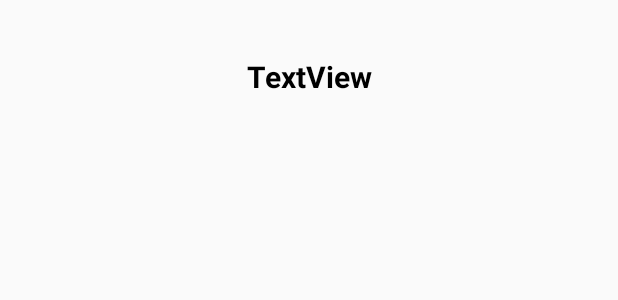
After one commit to Daniel-Pascasio2/Practica2-Ev2, an Android app: the layout activity_actividad4.xml on its own in the app's theme, with its tools: preview values and no code run, on a phone screen of 412 x 824 dp. The commit adds this screen. Shown: the top 300 px of the screen. Run offline under Robolectric (Android 15) with nearby library versions, the phone set to English and light mode, and no system bars.

Commit message:
Llegamos hasta la actividad5

```diff
--- a/app/src/main/AndroidManifest.xml
+++ b/app/src/main/AndroidManifest.xml
@@ -9,7 +9,8 @@
         android:roundIcon="@mipmap/ic_launcher_round"
         android:supportsRtl="true"
         android:theme="@style/AppTheme">
-        <activity android:name=".ActivityPoblacion"></activity>
+        <activity android:name=".Actividad4"></activity>
+        <activity android:name=".ActivityPoblacion" />
         <activity android:name=".Actividad3" />
         <activity android:name=".Actividad2" />
         <activity android:name=".MainActivity">
--- /dev/null
+++ b/app/src/main/res/layout/activity_actividad4.xml
@@ -0,0 +1,24 @@
+<?xml version="1.0" encoding="utf-8"?>
+<androidx.constraintlayout.widget.ConstraintLayout xmlns:android="http://schemas.android.com/apk/res/android"
+    xmlns:app="http://schemas.android.com/apk/res-auto"
+    xmlns:tools="http://schemas.android.com/tools"
+    android:layout_width="match_parent"
+    android:layout_height="match_parent"
+    tools:context=".Actividad4">
+
+    <TextView
+        android:id="@+id/txtPais"
+        android:layout_width="match_parent"
+        android:layout_height="wrap_content"
+        android:gravity="center"
+        android:textStyle="bold"
+        android:textSize="20dp"
+        android:textColor="#000"
+        android:text="TextView"
+        app:layout_constraintBottom_toBottomOf="parent"
+        app:layout_constraintEnd_toEndOf="parent"
+        app:layout_constraintHorizontal_bias="0.0"
+        app:layout_constraintStart_toStartOf="parent"
+        app:layout_constraintTop_toTopOf="parent"
+        app:layout_constraintVertical_bias="0.047" />
+</androidx.constraintlayout.widget.ConstraintLayout>
```
Also changed, not shown: app/src/main/java/com/example/paisescentroamerica/Actividad3.java (+14 -0 lines), app/src/main/java/com/example/paisescentroamerica/Actividad4.java (added, +23 -0 lines), app/src/main/java/com/example/paisescentroamerica/Adapter.java (+19 -1 lines).
